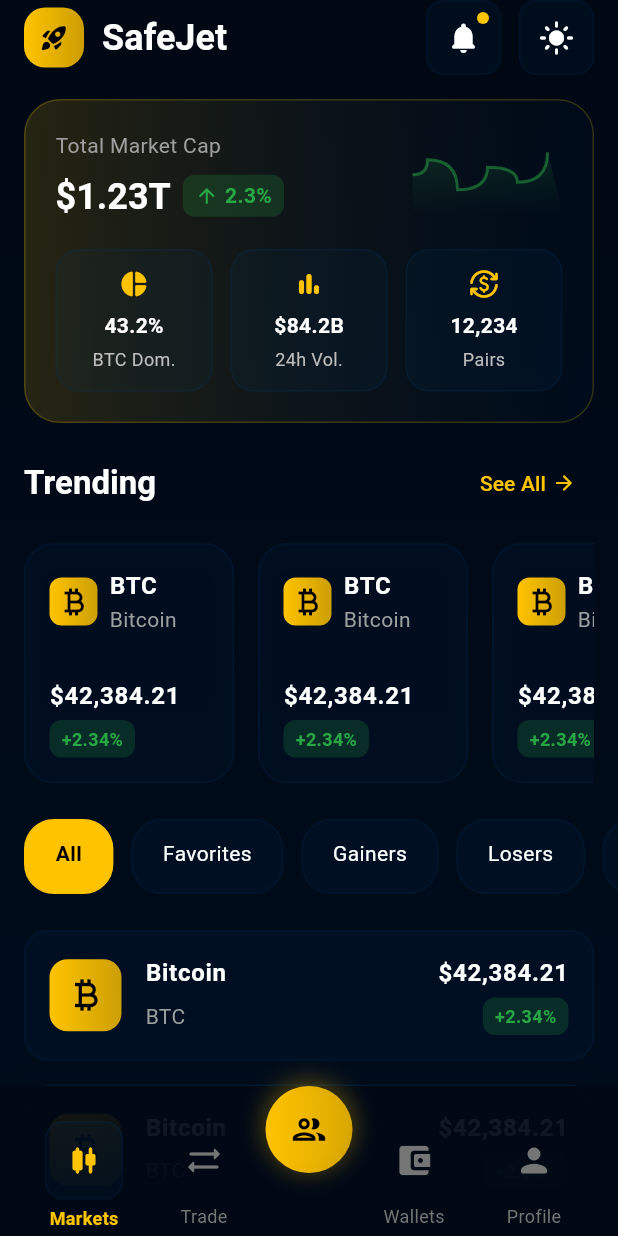
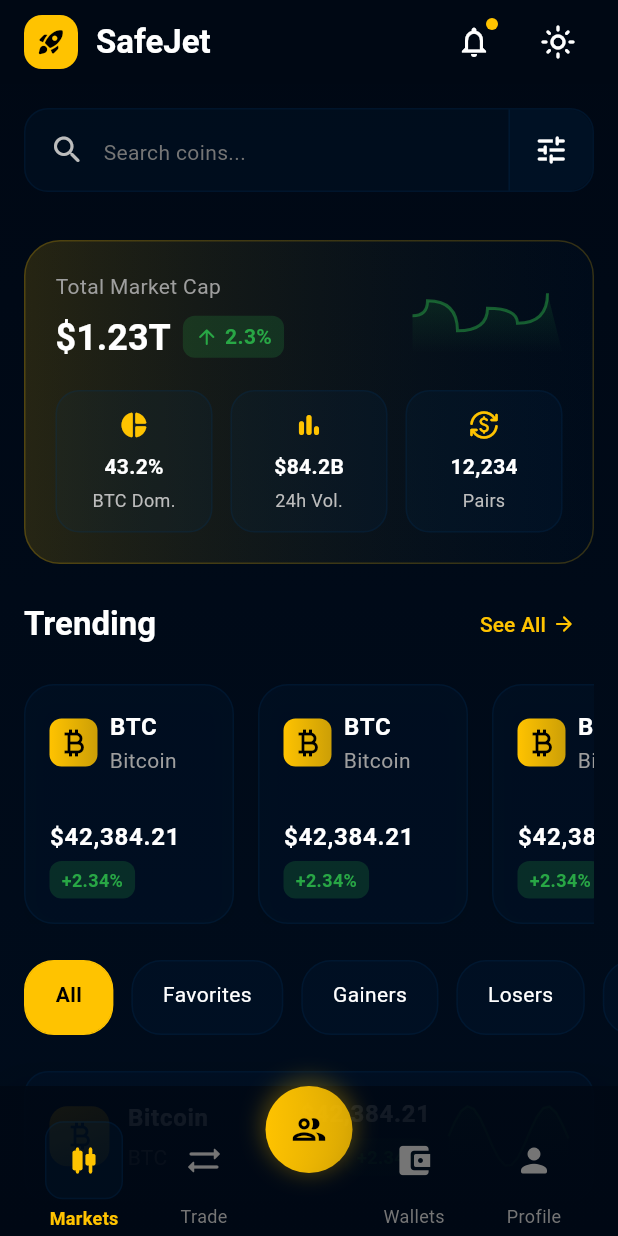
Before and after one commit to tekiplanet/safejet_exchange, a Flutter app: the screen it shows after launch, after a tap on "Login", after a tap on "Forgot Password?", on a phone screen of 412 x 824 dp. Run offline on Flutter 3.47's test engine with Material 3 defaults, Android fonts, the light colour scheme and no system bars; our stand-ins replace animate_do, shared_preferences.

Commit message:
UI/UX for safejet exchange

```diff
--- a/safejet_exchange/lib/screens/main/tabs/markets_tab.dart
+++ b/safejet_exchange/lib/screens/main/tabs/markets_tab.dart
@@ -1,7 +1,9 @@
 import 'package:flutter/material.dart';
 import 'package:animate_do/animate_do.dart';
+import 'dart:math' show sin;
 import '../../../config/theme/colors.dart';
 import '../../../widgets/mini_chart_painter.dart';
+import '../../../widgets/mini_sparkline_painter.dart';
 
 class MarketsTab extends StatefulWidget {
   const MarketsTab({super.key});
@@ -13,6 +15,9 @@
 class _MarketsTabState extends State<MarketsTab> {
   final List<String> _categories = ['All', 'Favorites', 'Gainers', 'Losers', 'Volume'];
   int _selectedCategoryIndex = 0;
+  bool _isRefreshing = false;
+  final _searchController = TextEditingController();
+  final _refreshKey = GlobalKey<RefreshIndicatorState>();
 
   @override
   Widget build(BuildContext context) {
@@ -21,8 +26,25 @@
 
     return SafeArea(
       bottom: false,
+      child: RefreshIndicator(
+        key: _refreshKey,
+        color: SafeJetColors.secondaryHighlight,
+        backgroundColor: isDark ? SafeJetColors.primaryBackground : Colors.white,
+        onRefresh: () async {
+          setState(() => _isRefreshing = true);
+          // TODO: Implement actual refresh logic
+          await Future.delayed(const Duration(seconds: 1));
+          setState(() => _isRefreshing = false);
+        },
         child: CustomScrollView(
           slivers: [
+            // Search Bar
+            SliverToBoxAdapter(
+              child: Padding(
+                padding: const EdgeInsets.all(16),
+                child: _buildSearchBar(),
+              ),
+            ),
             // Market Overview Card
             SliverToBoxAdapter(
               child: FadeInDown(
@@ -226,6 +248,7 @@
               padding: EdgeInsets.only(bottom: 100),
             ),
           ],
+        ),
       ),
     );
   }
@@ -443,19 +466,13 @@
               ? SafeJetColors.primaryAccent.withOpacity(0.2)
               : SafeJetColors.lightCardBorder,
         ),
-        boxShadow: [
-          BoxShadow(
-            color: Colors.black.withOpacity(0.05),
-            blurRadius: 10,
-            offset: const Offset(0, 5),
-          ),
-        ],
       ),
       child: Row(
         children: [
+          // Coin Icon
           Container(
-            width: 48,
-            height: 48,
+            width: 40,
+            height: 40,
             decoration: BoxDecoration(
               gradient: LinearGradient(
                 colors: [
@@ -465,38 +482,46 @@
               ),
               borderRadius: BorderRadius.circular(12),
             ),
-            child: const Icon(Icons.currency_bitcoin, color: Colors.black, size: 28),
+            child: const Icon(Icons.currency_bitcoin, color: Colors.black, size: 24),
           ),
-          const SizedBox(width: 16),
+          const SizedBox(width: 12),
+
+          // Coin Info
           Expanded(
+            flex: 2,
             child: Column(
               crossAxisAlignment: CrossAxisAlignment.start,
-              children: [
-                Row(
-                  mainAxisAlignment: MainAxisAlignment.spaceBetween,
               children: [
                 Text(
                   'Bitcoin',
                   style: theme.textTheme.bodyLarge?.copyWith(
                     fontWeight: FontWeight.bold,
                   ),
+                  overflow: TextOverflow.ellipsis,
                 ),
+                const SizedBox(height: 4),
+                Text(
+                  'BTC',
+                  style: theme.textTheme.bodyMedium,
+                ),
+              ],
+            ),
+          ),
+
+          // Price Info
+          Expanded(
+            flex: 2,
+            child: Column(
+              crossAxisAlignment: CrossAxisAlignment.end,
+              children: [
                 Text(
                   '\$42,384.21',
                   style: theme.textTheme.bodyLarge?.copyWith(
                     fontWeight: FontWeight.bold,
                   ),
-                    ),
-                  ],
+                  overflow: TextOverflow.ellipsis,
                 ),
                 const SizedBox(height: 4),
-                Row(
-                  mainAxisAlignment: MainAxisAlignment.spaceBetween,
-                  children: [
-                    Text(
-                      'BTC',
-                      style: theme.textTheme.bodyMedium,
-                    ),
                 Container(
                   padding: const EdgeInsets.symmetric(
                     horizontal: 8,
@@ -517,7 +542,112 @@
                 ),
               ],
             ),
+          ),
+
+          // Sparkline Chart
+          const SizedBox(width: 12),
+          SizedBox(
+            width: 80,
+            height: 40,
+            child: CustomPaint(
+              painter: MiniSparklinePainter(
+                data: _generateDummyData(),
+                color: SafeJetColors.success,
+              ),
+            ),
+          ),
         ],
+      ),
+    );
+  }
+
+  List<double> _generateDummyData() {
+    return List.generate(20, (i) => 0.5 + 0.5 * sin(i * 0.5));
+  }
+
+  Widget _buildSearchBar() {
+    final theme = Theme.of(context);
+    final isDark = theme.brightness == Brightness.dark;
+
+    return Container(
+      height: 56,
+      decoration: BoxDecoration(
+        color: isDark
+            ? SafeJetColors.primaryAccent.withOpacity(0.1)
+            : SafeJetColors.lightCardBackground,
+        borderRadius: BorderRadius.circular(16),
+        border: Border.all(
+          color: isDark
+              ? SafeJetColors.primaryAccent.withOpacity(0.2)
+              : SafeJetColors.lightCardBorder,
+        ),
+      ),
+      child: Row(
+        children: [
+          const SizedBox(width: 16),
+          Icon(
+            Icons.search_rounded,
+            color: isDark ? Colors.grey[400] : SafeJetColors.lightTextSecondary,
+            size: 24,
+          ),
+          const SizedBox(width: 12),
+          Expanded(
+            child: TextField(
+              controller: _searchController,
+              style: theme.textTheme.bodyLarge,
+              decoration: InputDecoration(
+                hintText: 'Search coins...',
+                hintStyle: theme.textTheme.bodyMedium?.copyWith(
+                  color: isDark ? Colors.grey[600] : SafeJetColors.lightTextSecondary,
+                ),
+                border: InputBorder.none,
+                contentPadding: const EdgeInsets.symmetric(vertical: 16),
+                isDense: true,
+              ),
+              onChanged: (value) {
+                // TODO: Implement search functionality
+              },
+            ),
+          ),
+          if (_searchController.text.isNotEmpty)
+            IconButton(
+              icon: Icon(
+                Icons.close_rounded,
+                color: isDark ? Colors.grey[400] : SafeJetColors.lightTextSecondary,
+                size: 20,
+              ),
+              onPressed: () {
+                setState(() {
+                  _searchController.clear();
+                });
+              },
+            ),
+          const SizedBox(width: 8),
+          Container(
+            height: 56,
+            width: 56,
+            decoration: BoxDecoration(
+              color: isDark
+                  ? SafeJetColors.primaryAccent.withOpacity(0.1)
+                  : SafeJetColors.lightCardBackground.withOpacity(0.8),
+              borderRadius: const BorderRadius.horizontal(right: Radius.circular(16)),
+              border: Border(
+                left: BorderSide(
+                  color: isDark
+                      ? SafeJetColors.primaryAccent.withOpacity(0.2)
+                      : SafeJetColors.lightCardBorder,
+                ),
+              ),
+            ),
+            child: IconButton(
+              icon: Icon(
+                Icons.tune_rounded,
+                color: isDark ? Colors.white : SafeJetColors.lightText,
+                size: 24,
+              ),
+              onPressed: () {
+                // TODO: Show filter options
+              },
             ),
           ),
         ],
--- a/safejet_exchange/lib/widgets/custom_app_bar.dart
+++ b/safejet_exchange/lib/widgets/custom_app_bar.dart
@@ -30,29 +30,21 @@
         color: isDark
             ? SafeJetColors.primaryBackground
             : SafeJetColors.lightBackground,
-        boxShadow: [
-          BoxShadow(
-            color: Colors.black.withOpacity(0.1),
-            blurRadius: 20,
-          ),
-        ],
       ),
       child: SafeArea(
+        child: SizedBox(
+          height: 56,
           child: Row(
             mainAxisAlignment: MainAxisAlignment.spaceBetween,
             children: [
+              // Logo Section
               Row(
                 children: [
                   Container(
-                  padding: const EdgeInsets.all(10),
+                    padding: const EdgeInsets.all(8),
                     decoration: BoxDecoration(
-                    gradient: LinearGradient(
-                      colors: [
-                        SafeJetColors.secondaryHighlight,
-                        SafeJetColors.secondaryHighlight.withOpacity(0.8),
-                      ],
-                    ),
-                    borderRadius: BorderRadius.circular(14),
+                      color: SafeJetColors.secondaryHighlight,
+                      borderRadius: BorderRadius.circular(12),
                     ),
                     child: const Icon(
                       Icons.rocket_launch_rounded,
@@ -62,30 +54,36 @@
                   ),
                   const SizedBox(width: 12),
                   Text(
-                  title ?? 'SafeJet',
-                  style: theme.textTheme.headlineMedium,
+                    'SafeJet',
+                    style: theme.textTheme.titleLarge?.copyWith(
+                      color: isDark ? Colors.white : SafeJetColors.lightText,
+                      fontWeight: FontWeight.bold,
+                    ),
                   ),
                 ],
               ),
+
+              // Action Buttons
               Row(
                 children: [
                   _buildActionButton(
-                  icon: Icons.notifications_rounded,
+                    icon: Icons.notifications_outlined,
                     onTap: onNotificationTap,
                     hasNotification: true,
                     isDark: isDark,
                   ),
-                const SizedBox(width: 12),
+                  const SizedBox(width: 8),
                   _buildActionButton(
-                  icon: themeProvider.isDarkMode
-                    ? Icons.light_mode_rounded
-                    : Icons.dark_mode_rounded,
+                    icon: isDark
+                        ? Icons.light_mode_outlined
+                        : Icons.dark_mode_outlined,
                     onTap: onThemeToggle,
                     isDark: isDark,
                   ),
                 ],
               ),
             ],
+          ),
         ),
       ),
     );
@@ -99,24 +97,11 @@
   }) {
     return Stack(
       children: [
-        Container(
-          decoration: BoxDecoration(
-            color: isDark
-                ? SafeJetColors.primaryAccent.withOpacity(0.1)
-                : SafeJetColors.lightCardBackground,
-            borderRadius: BorderRadius.circular(12),
-            border: Border.all(
-              color: isDark
-                  ? SafeJetColors.primaryAccent.withOpacity(0.2)
-                  : SafeJetColors.lightCardBorder,
-            ),
-          ),
-          child: IconButton(
+        IconButton(
           icon: Icon(icon),
           color: isDark ? Colors.white : SafeJetColors.lightText,
           iconSize: 24,
           onPressed: onTap,
-          ),
         ),
         if (hasNotification)
           Positioned(
--- /dev/null
+++ b/safejet_exchange/lib/widgets/mini_sparkline_painter.dart
@@ -0,0 +1,57 @@
+import 'package:flutter/material.dart';
+
+class MiniSparklinePainter extends CustomPainter {
+  final List<double> data;
+  final Color color;
+
+  MiniSparklinePainter({
+    required this.data,
+    required this.color,
+  });
+
+  @override
+  void paint(Canvas canvas, Size size) {
+    if (data.isEmpty) return;
+
+    final paint = Paint()
+      ..color = color.withOpacity(0.5)
+      ..strokeWidth = 1.5
+      ..style = PaintingStyle.stroke;
+
+    final path = Path();
+    final width = size.width / (data.length - 1);
+
+    path.moveTo(0, size.height * (1 - data[0]));
+
+    for (var i = 1; i < data.length; i++) {
+      path.lineTo(width * i, size.height * (1 - data[i]));
+    }
+
+    canvas.drawPath(path, paint);
+
+    // Draw gradient fill
+    final fillPath = Path.from(path)
+      ..lineTo(size.width, size.height)
+      ..lineTo(0, size.height)
+      ..close();
+
+    final gradient = LinearGradient(
+      begin: Alignment.topCenter,
+      end: Alignment.bottomCenter,
+      colors: [
+        color.withOpacity(0.2),
+        color.withOpacity(0),
+      ],
+    );
+
+    canvas.drawPath(
+      fillPath,
+      Paint()..shader = gradient.createShader(
+        Rect.fromLTWH(0, 0, size.width, size.height),
+      ),
+    );
+  }
+
+  @override
+  bool shouldRepaint(covariant CustomPainter oldDelegate) => false;
+}
```
Lines whose indentation alone changed are shown as unchanged.
